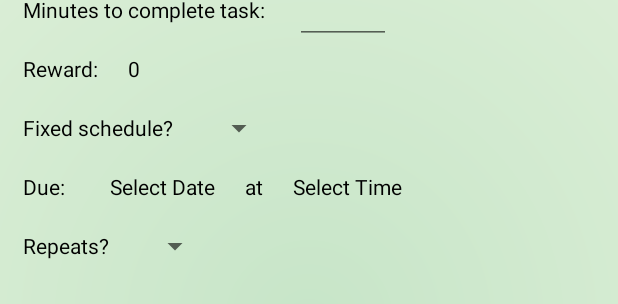
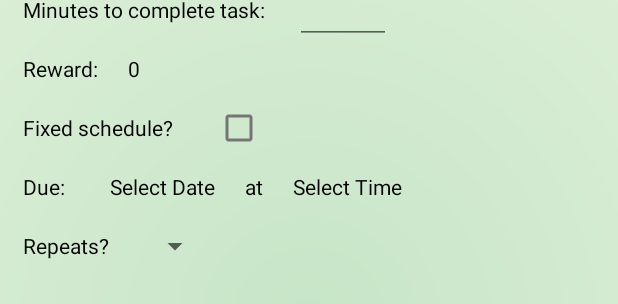
Before and after one commit to JachymPutta/Chorey, an Android app: the layout dialog_chore_detail.xml on its own in the app's theme, with its tools: preview values and no code run, on a phone screen of 412 x 824 dp. Shown: the part 293-597 px from the top of the screen. Run offline under Robolectric (Android 15) with nearby library versions, the phone set to English and light mode, and no system bars.

Commit message:
Chore detail dialog

```diff
--- a/app/src/main/res/layout/chore_spinner_dropdown.xml
+++ b/app/src/main/res/layout/chore_spinner_dropdown.xml
@@ -3,5 +3,8 @@
     android:id="@android:id/text1"
     android:maxLines="1"
     android:layout_width="match_parent"
+    android:textColor="?attr/colorOnPrimary"
+    android:background="?attr/colorPrimary"
+    android:padding="2dp"
     android:layout_height="@dimen/large_text_size"
     android:ellipsize="marquee" />
--- a/app/src/main/res/layout/chore_spinner_item.xml
+++ b/app/src/main/res/layout/chore_spinner_item.xml
@@ -2,6 +2,7 @@
     android:id="@android:id/text1"
     android:maxLines="1"
     android:padding="5dp"
+    android:textColor="?attr/colorOnPrimary"
     android:layout_width="wrap_content"
     android:layout_height="wrap_content"
     android:ellipsize="marquee" />
--- a/app/src/main/res/layout/dialog_chore_detail.xml
+++ b/app/src/main/res/layout/dialog_chore_detail.xml
@@ -142,8 +142,9 @@
         android:layout_marginTop="20dp"
         android:text="@string/chore_detail_timed_text" />
 
-    <Spinner
-        android:id="@+id/choreIsTimedSpinner"
+
+    <CheckBox
+        android:id="@+id/choreDetailIsTimedBox"
         android:layout_width="wrap_content"
         android:layout_height="wrap_content"
         android:layout_marginStart="20dp"
@@ -151,8 +152,19 @@
         app:layout_constraintTop_toTopOf="@id/choreDetailIsTimedText"
         app:layout_constraintBottom_toBottomOf="@id/choreDetailIsTimedText"
         app:layout_constraintStart_toEndOf="@id/choreDetailIsTimedText"
-        android:spinnerMode="dropdown"
-        />
+        android:text="" />
+
+<!--    <Spinner-->
+<!--        android:id="@+id/choreIsTimedSpinner"-->
+<!--        android:layout_width="wrap_content"-->
+<!--        android:layout_height="wrap_content"-->
+<!--        android:layout_marginStart="20dp"-->
+<!--        android:textColor="?attr/colorOnPrimary"-->
+<!--        app:layout_constraintTop_toTopOf="@id/choreDetailIsTimedText"-->
+<!--        app:layout_constraintBottom_toBottomOf="@id/choreDetailIsTimedText"-->
+<!--        app:layout_constraintStart_toEndOf="@id/choreDetailIsTimedText"-->
+<!--        android:spinnerMode="dropdown"-->
+<!--        />-->
 
     <TextView
         android:id="@+id/choreDetailDueText"
--- a/app/src/main/res/layout/dialog_home_detail.xml
+++ b/app/src/main/res/layout/dialog_home_detail.xml
@@ -88,7 +88,7 @@
         android:layout_width="wrap_content"
         android:layout_height="wrap_content"
         android:text="@string/remove_home_button"
-        style="?attr/buttonStyle"
+        android:backgroundTint="@android:color/holo_red_light"
         app:layout_constraintEnd_toEndOf="parent"
         app:layout_constraintStart_toStartOf="parent"
         app:layout_constraintBottom_toBottomOf="parent"
--- a/app/src/main/res/layout/fragment_menu.xml
+++ b/app/src/main/res/layout/fragment_menu.xml
@@ -72,6 +72,8 @@
         android:id="@+id/menuEmptyRecyclerText"
         android:layout_width="wrap_content"
         android:layout_height="wrap_content"
+        android:textSize="@dimen/medium_text_size"
+        android:textStyle="bold"
         android:text="@string/menu_text_empty_recycler"
         app:layout_constraintTop_toBottomOf="@id/menuTitleLayout"
         app:layout_constraintBottom_toTopOf="@id/menuBottomLayout"
--- a/app/src/main/res/layout/join_home_recycler_row.xml
+++ b/app/src/main/res/layout/join_home_recycler_row.xml
@@ -21,6 +21,7 @@
                 android:id="@+id/joinHomeHomeName"
                 android:layout_width="wrap_content"
                 android:layout_height="wrap_content"
+                android:textColor="?attr/colorOnPrimary"
                 app:layout_constraintTop_toTopOf="parent"
                 app:layout_constraintStart_toStartOf="parent"
                 app:layout_constraintBottom_toTopOf="@id/joinHomeSentByText"
@@ -30,6 +31,7 @@
                 android:id="@+id/joinHomeSentByText"
                 android:layout_width="wrap_content"
                 android:layout_height="wrap_content"
+                android:textColor="?attr/colorOnPrimary"
                 app:layout_constraintStart_toStartOf="parent"
                 app:layout_constraintBottom_toBottomOf="parent"
                 app:layout_constraintTop_toBottomOf="@id/joinHomeHomeName"
@@ -40,6 +42,7 @@
                 android:id="@+id/joinHomeSentByName"
                 android:layout_width="wrap_content"
                 android:layout_height="wrap_content"
+                android:textColor="?attr/colorOnPrimary"
                 app:layout_constraintStart_toEndOf="@id/joinHomeSentByText"
                 android:layout_marginStart="10dp"
                 app:layout_constraintTop_toTopOf="@id/joinHomeSentByText"
--- a/app/src/main/res/values/styles.xml
+++ b/app/src/main/res/values/styles.xml
@@ -20,7 +20,6 @@
     <style name="CardStyle" parent="Widget.MaterialComponents.CardView">
         <item name="android:layout_width">match_parent</item>
         <item name="android:layout_height">wrap_content</item>
-        <item name="android:elevation">10dp</item>
         <item name="cardCornerRadius">15dp</item>
         <item name="android:padding">0dp</item>
         <item name="layout_constraintBottom_toBottomOf">parent</item>
@@ -44,7 +43,7 @@
 
     <style name="ChoreyButtonIcon">
         <item name="android:background">@drawable/button_round</item>
-        <item name="backgroundTint">@color/ivory</item>
+        <item name="android:backgroundTint">@color/ivory</item>
     </style>
 
     <!-- Bar buttons -->
```
Also changed, not shown: app/src/main/java/com/chorey/dialog/ChoreDetailDialog.kt (+10 -17 lines), app/src/main/res/layout/fragment_home.xml (+4 -4 lines).
